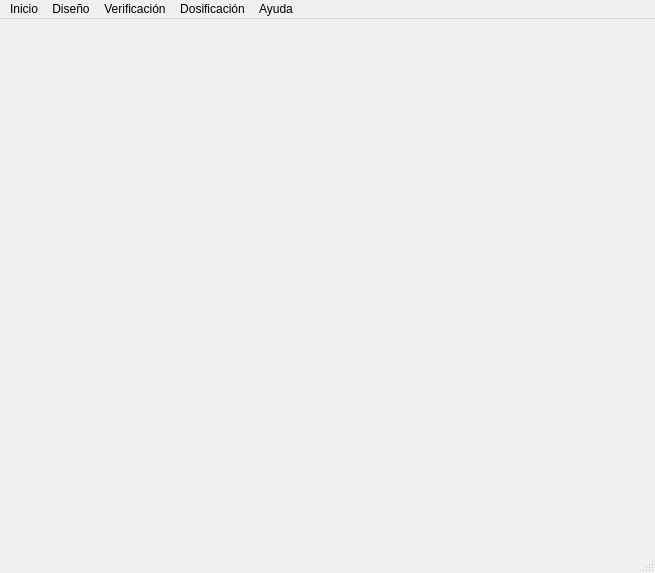
The window that gui/ui/main_window.ui (AMK-ULTRA/Concretus) describes before a commit, drawn with Qt 5.
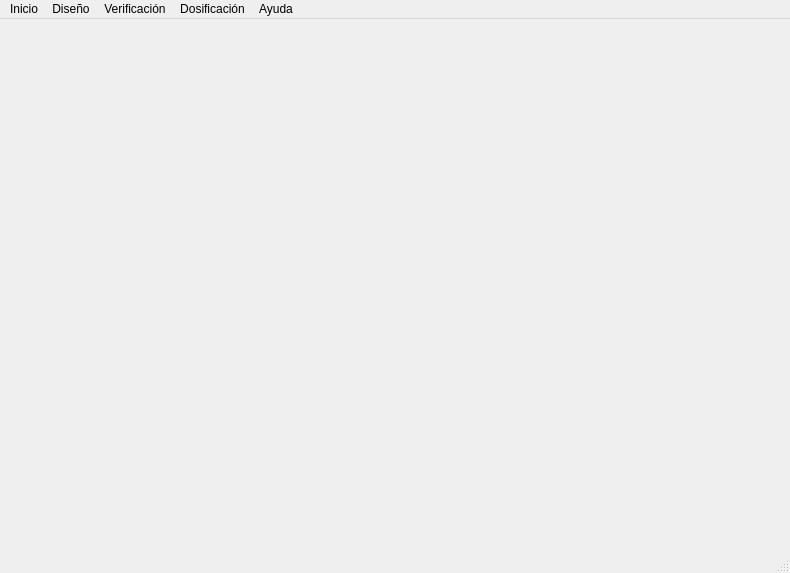
The same window after the commit.

Patch:
```diff
--- a/gui/ui/main_window.ui
+++ b/gui/ui/main_window.ui
@@ -6,13 +6,13 @@
    <rect>
     <x>0</x>
     <y>0</y>
-    <width>655</width>
+    <width>790</width>
     <height>573</height>
    </rect>
   </property>
   <property name="minimumSize">
    <size>
-    <width>655</width>
+    <width>790</width>
     <height>573</height>
    </size>
   </property>
@@ -28,7 +28,7 @@
     <rect>
      <x>0</x>
      <y>0</y>
-     <width>655</width>
+     <width>790</width>
      <height>22</height>
     </rect>
    </property>
```
